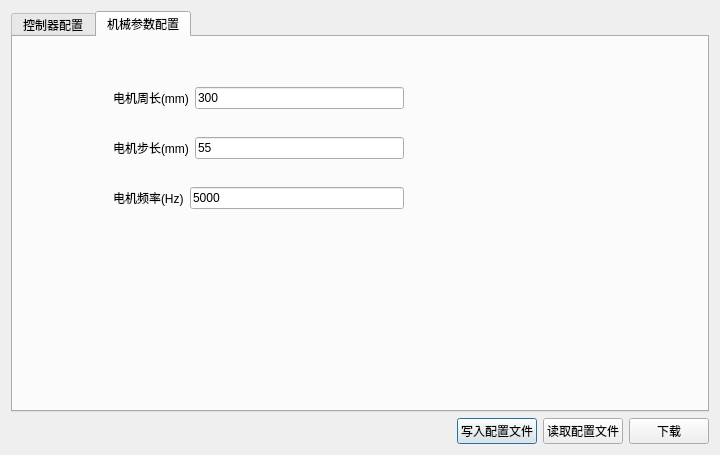
eeyoo/step-servo-tuner, file src/configdialog.ui: the form before one commit.
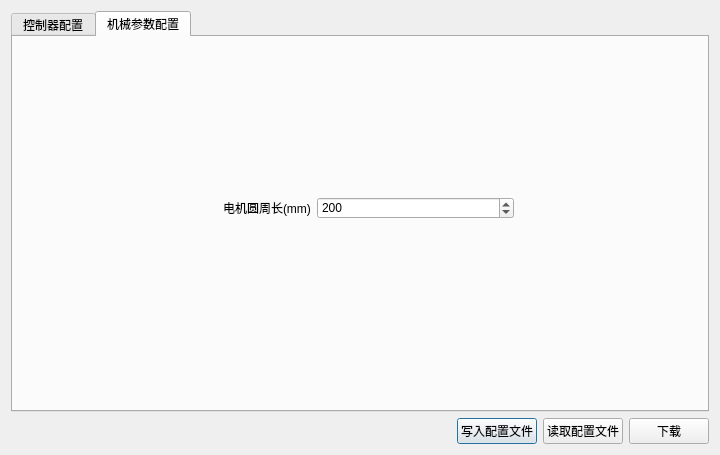
The form after the commit. The open tabs and pages were chosen to show the change.

Commit message: 实现对外公开参数

The edit to the form file:
```diff
--- a/src/configdialog.ui
+++ b/src/configdialog.ui
@@ -576,79 +576,30 @@
       <attribute name="title">
        <string>机械参数配置</string>
       </attribute>
-      <widget class="QWidget" name="layoutWidget_2">
-       <property name="geometry">
-        <rect>
-         <x>100</x>
-         <y>100</y>
-         <width>291</width>
-         <height>22</height>
-        </rect>
-       </property>
-       <layout class="QHBoxLayout" name="horizontalLayout_14">
-        <item>
-         <widget class="QLabel" name="label_11">
-          <property name="text">
-           <string>电机步长(mm)</string>
-          </property>
-         </widget>
-        </item>
-        <item>
-         <widget class="QLineEdit" name="val2">
-          <property name="text">
-           <string>55</string>
-          </property>
-         </widget>
-        </item>
-       </layout>
-      </widget>
-      <widget class="QWidget" name="layoutWidget_3">
-       <property name="geometry">
-        <rect>
-         <x>100</x>
-         <y>150</y>
-         <width>291</width>
-         <height>22</height>
-        </rect>
-       </property>
-       <layout class="QHBoxLayout" name="horizontalLayout_15">
-        <item>
-         <widget class="QLabel" name="label_12">
-          <property name="text">
-           <string>电机频率(Hz)</string>
-          </property>
-         </widget>
-        </item>
-        <item>
-         <widget class="QLineEdit" name="val3">
-          <property name="text">
-           <string>5000</string>
-          </property>
-         </widget>
-        </item>
-       </layout>
-      </widget>
       <widget class="QWidget" name="layoutWidget">
        <property name="geometry">
         <rect>
-         <x>100</x>
-         <y>50</y>
+         <x>210</x>
+         <y>160</y>
          <width>291</width>
          <height>22</height>
         </rect>
        </property>
-       <layout class="QHBoxLayout" name="horizontalLayout_13">
+       <layout class="QHBoxLayout" name="horizontalLayout_13" stretch="0,1">
         <item>
          <widget class="QLabel" name="label_10">
           <property name="text">
-           <string>电机周长(mm)</string>
+           <string>电机圆周长(mm)</string>
           </property>
          </widget>
         </item>
         <item>
-         <widget class="QLineEdit" name="val1">
-          <property name="text">
-           <string>300</string>
+         <widget class="QSpinBox" name="circleLen">
+          <property name="maximum">
+           <number>1000</number>
+          </property>
+          <property name="value">
+           <number>200</number>
           </property>
          </widget>
         </item>
```
The commit also changes 2 other files.
